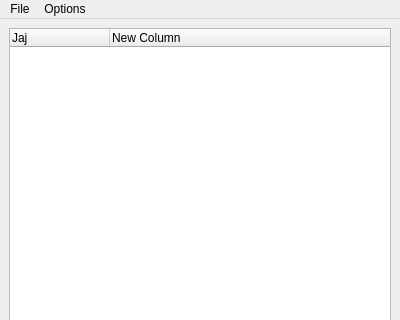
antolu/LHCbDIRAC, file LHCbDIRAC/BookkeepingSystem/Gui/Widget/MainWidget.ui: the form before one commit; both pictures show x 0 to 400 and y 0 to 320 of the 400 by 500 pixel window.
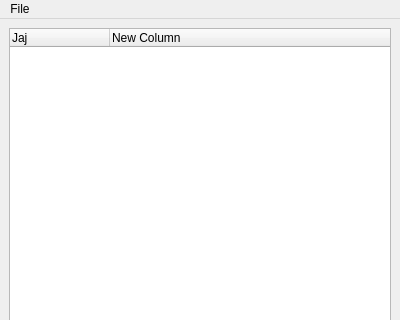
The form after the commit.

Commit message: I removed the options. I added to the main widget. I added the full path to the dirac-bookkeeping-production-informations. bug fix

The edit to the form file:
```diff
--- a/LHCbDIRAC/BookkeepingSystem/Gui/Widget/MainWidget.ui
+++ b/LHCbDIRAC/BookkeepingSystem/Gui/Widget/MainWidget.ui
@@ -47,7 +47,7 @@
     <rect>
      <x>0</x>
      <y>0</y>
-     <width>585</width>
+     <width>400</width>
      <height>25</height>
     </rect>
    </property>
@@ -57,14 +57,7 @@
     </property>
     <addaction name="actionExit" />
    </widget>
-   <widget class="QMenu" name="menuOptions" >
-    <property name="title" >
-     <string>Options</string>
-    </property>
-    <addaction name="actionFile_dialog_paging_size" />
-   </widget>
    <addaction name="menuFile" />
-   <addaction name="menuOptions" />
   </widget>
   <widget class="QStatusBar" name="statusbar" />
   <action name="actionExit" >
```
The commit also changes 14 other files.
